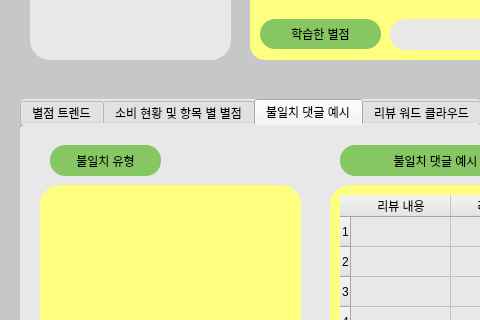
Qt form ui/content.ui (loisRK/gp_team) before a commit; both pictures show x 0 to 480 and y 241 to 561 of the 880 by 840 pixel window.
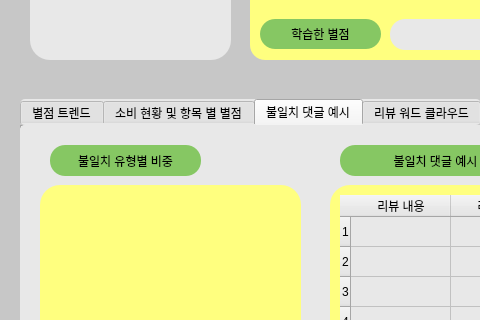
The same form after that commit. The open tabs and pages were chosen to show the change.

Commit message: [gui] content ui tab 순서 변경, 불일치 별점 비중 그래프 추가

The edit to the form file:
```diff
--- a/ui/content.ui
+++ b/ui/content.ui
@@ -403,7 +403,7 @@
       <rect>
        <x>30</x>
        <y>20</y>
-       <width>111</width>
+       <width>151</width>
        <height>31</height>
       </rect>
      </property>
@@ -419,7 +419,7 @@
 background-color:  rgb(134, 199, 99);</string>
      </property>
      <property name="text">
-      <string>불일치 유형</string>
+      <string>불일치 유형별 비중</string>
      </property>
      <property name="alignment">
       <set>Qt::AlignCenter</set>
```
Left out of the diff: 2 changed lines with no effect on the pictures.
